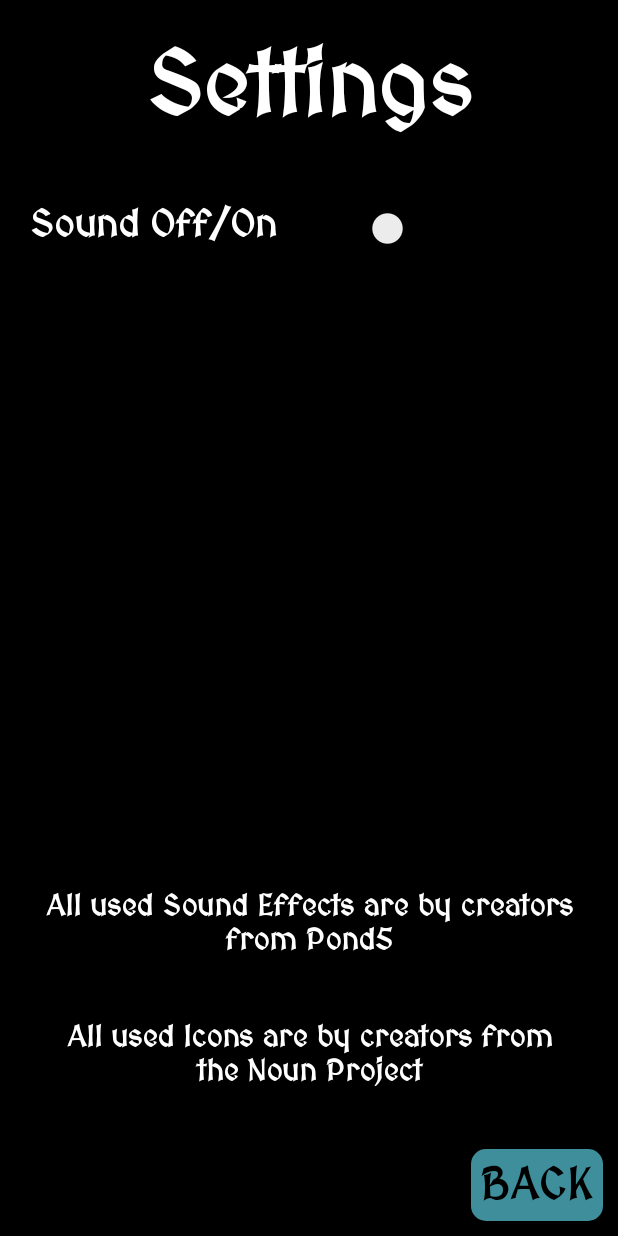
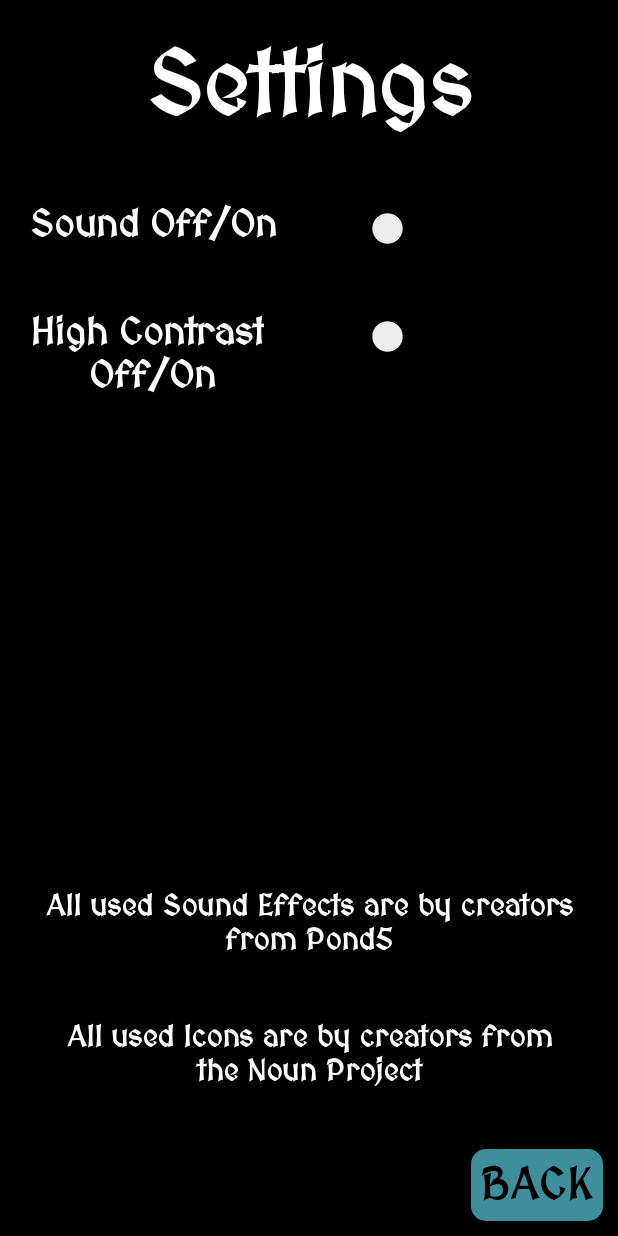
Before and after one commit to Vladeas/TicTacToe_V7, an Android app: the SettingsActivity screen opened directly, with no data from a screen before it, after a tap on an icon or button, on a phone screen of 412 x 824 dp. Run offline under Robolectric (Android 15) with nearby library versions, the phone set to English and light mode, and no system bars.

Commit message:
0.3.6
Added :
 - High contrast option in the settings
 - High contrast vizible on the main game icons and player text

```diff
--- a/app/src/main/java/com/tictactoevladdanciu/tictactoe_v7/Player.java
+++ b/app/src/main/java/com/tictactoevladdanciu/tictactoe_v7/Player.java
@@ -20,6 +20,10 @@ public class Player {
 
     public void setTextViewScoreBoard(TextView textViewScoreBoard) { this.textViewScoreBoard = textViewScoreBoard; }
 
+    public void setNrOfWins(int nrOfWins) {this.nrOfWins = nrOfWins; }
+
+    public void setIcon(String icon) { this.icon = icon; }
+
     public String getName() { return this.name; }
 
     public String getIcon(){
@@ -32,7 +36,5 @@ public class Player {
 
     public void incrementNrOfWins() { this.nrOfWins++; }
 
-    public void setNrOfWins(int nrOfWins) {this.nrOfWins = nrOfWins; }
-
     public void resetNrOfWins() { this.nrOfWins = 0; }
 }
--- a/app/src/main/java/com/tictactoevladdanciu/tictactoe_v7/SettingsActivity.java
+++ b/app/src/main/java/com/tictactoevladdanciu/tictactoe_v7/SettingsActivity.java
@@ -13,11 +13,12 @@ import android.widget.Switch;
 
 public class SettingsActivity extends AppCompatActivity implements View.OnClickListener{
 
-    private Switch switchSoundOnOff;
-    private boolean switchOnOffTruth;
+    private Switch switchSoundOnOff, switchHighContrastOnOff;
+    private boolean switchSoundOnOffTruth, switchHighContrastOnOffTruth;
 
     public static final String SHARED_PREFS = "sharedPrefs";
     public static final String SWITCHSOUND = "switchsoundonoff";
+    public static final String SWITCHCONTRAST = "switchhighcontrastonoff";
 
     @Override
     protected void onCreate(Bundle savedInstanceState) {
@@ -34,9 +35,11 @@ public class SettingsActivity extends AppCompatActivity implements View.OnClickL
     // use findViewById & setOnClickListener's for the buttons
     public void configureButtons(){
         Button buttonGoBack = findViewById(R.id.buttonGoBack);
+        switchHighContrastOnOff = findViewById(R.id.switchHighContrastOnOff);
         switchSoundOnOff = findViewById(R.id.switchSoundOnOff);
 
         buttonGoBack.setOnClickListener(this);
+        switchHighContrastOnOff.setOnClickListener(this);
         switchSoundOnOff.setOnClickListener(this);
     }
 
@@ -49,6 +52,9 @@ public class SettingsActivity extends AppCompatActivity implements View.OnClickL
                 configureGoBackButton();
                 break;
             case R.id.switchSoundOnOff:
+                saveData();
+                break;
+            case R.id.switchHighContrastOnOff:
                 saveData();
                 break;
             default:
@@ -64,7 +70,7 @@ public class SettingsActivity extends AppCompatActivity implements View.OnClickL
     //Play sound for pressing a button
     private void buttonSoundMethod(){
         loadData();
-        if(switchOnOffTruth) {
+        if(switchSoundOnOffTruth) {
             MediaPlayer buttonSound = MediaPlayer.create(this, R.raw.swipe_sound_button);
             buttonSound.start();
         }
@@ -76,17 +82,20 @@ public class SettingsActivity extends AppCompatActivity implements View.OnClickL
         SharedPreferences.Editor editor = sharedPreferences.edit();
 
         editor.putBoolean(SWITCHSOUND, switchSoundOnOff.isChecked());
+        editor.putBoolean(SWITCHCONTRAST, switchHighContrastOnOff.isChecked());
         editor.apply();
     }
 
     // Get the saved preference for sound in the game (saved in the settings activity)
     private void loadData() {
         SharedPreferences sharedPreferences = getSharedPreferences(SHARED_PREFS, MODE_PRIVATE);
-        switchOnOffTruth = sharedPreferences.getBoolean(SWITCHSOUND, true);
+        switchSoundOnOffTruth = sharedPreferences.getBoolean(SWITCHSOUND, true);
+        switchHighContrastOnOffTruth = sharedPreferences.getBoolean(SWITCHCONTRAST, false);
     }
 
     // Update the switch to show the same value as saved in shared preferences
     private void updateViews() {
-        switchSoundOnOff.setChecked(switchOnOffTruth);
+        switchSoundOnOff.setChecked(switchSoundOnOffTruth);
+        switchHighContrastOnOff.setChecked(switchHighContrastOnOffTruth);
     }
 }
--- a/app/src/main/res/layout/activity_settings.xml
+++ b/app/src/main/res/layout/activity_settings.xml
@@ -39,6 +39,26 @@
         android:checked="true"/>
 
     <TextView
+        style="@style/SecondaryTextTitle"
+        android:layout_width="wrap_content"
+        android:layout_height="wrap_content"
+        android:layout_below="@id/textViewSoundOnOff"
+        android:layout_margin="20dp"
+        android:text="@string/StrHighContrastOnOff"
+        android:id="@+id/textViewHighContrastOnOff"/>
+
+    <Switch
+        android:layout_width="wrap_content"
+        android:layout_height="wrap_content"
+        android:layout_alignBaseline="@id/textViewHighContrastOnOff"
+        android:layout_alignRight="@id/switchSoundOnOff"
+        android:layout_toRightOf="@id/textViewHighContrastOnOff"
+        android:layout_marginLeft="30dp"
+        android:padding="10dp"
+        android:id="@+id/switchHighContrastOnOff"
+        android:checked="false"/>
+
+    <TextView
         style="@style/SmallerText"
         android:layout_width="wrap_content"
         android:layout_height="wrap_content"
--- a/app/src/main/res/values/colors.xml
+++ b/app/src/main/res/values/colors.xml
@@ -15,4 +15,6 @@
     <color name="colorGrey">#808080</color>
     <color name="colorDarkGrey">#404040</color>
     <color name="colorBlueIsh">#3F8E9B</color>
+    <color name="colorRoyalPurple">#3D005b</color>
+    <color name="colorForestGreen">#0B6623</color>
 </resources>
--- a/app/src/main/res/values/strings.xml
+++ b/app/src/main/res/values/strings.xml
@@ -18,6 +18,7 @@
     <string name="StrYes">Yes</string>
     <string name="StrNo">No</string>
     <string name="StrSoundOnOff">Sound Off/On</string>
+    <string name="StrHighContrastOnOff">High Contrast\n Off/On</string>
     <string name="StrIconsCredit">All used Icons are by creators from the Noun Project</string>
     <string name="StrSoundEffectsCredit">All used Sound Effects are by creators from Pond5</string>
 </resources>
```
Also changed, not shown: app/src/main/java/com/tictactoevladdanciu/tictactoe_v7/GameActivity.java (+57 -26 lines), app/src/main/res/drawable/roman_helmet_512px_royal_purple.png (added), app/src/main/res/drawable/viking_helmet_512px_forest_green.png (added).
